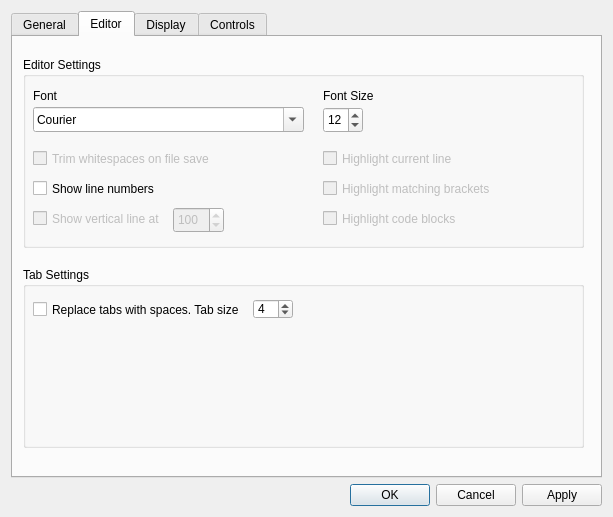
Old version of the form src/settingsdialog.ui in the repository GAMS-dev/studio.
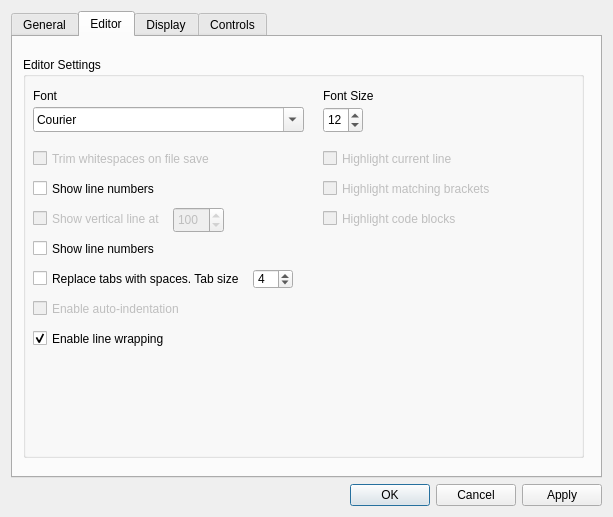
New version of the form. The open tabs and pages were chosen to show the change.

Commit message: renamed controls for settings dialog

What changed in the file:
```diff
--- a/src/settingsdialog.ui
+++ b/src/settingsdialog.ui
@@ -16,6 +16,9 @@
   <layout class="QVBoxLayout" name="verticalLayout">
    <item>
     <widget class="QTabWidget" name="tabWidget">
+     <property name="enabled">
+      <bool>true</bool>
+     </property>
      <property name="tabPosition">
       <enum>QTabWidget::North</enum>
      </property>
@@ -196,7 +199,7 @@
          <x>10</x>
          <y>20</y>
          <width>561</width>
-         <height>191</height>
+         <height>401</height>
         </rect>
        </property>
        <property name="title">
@@ -402,19 +405,25 @@
          <bool>true</bool>
         </property>
        </widget>
-      </widget>
-      <widget class="QGroupBox" name="groupBox_5">
-       <property name="geometry">
-        <rect>
-         <x>10</x>
-         <y>230</y>
-         <width>561</width>
-         <height>181</height>
-        </rect>
-       </property>
-       <property name="title">
-        <string>Tab Settings</string>
-       </property>
+       <widget class="QCheckBox" name="checkBox_13">
+        <property name="enabled">
+         <bool>true</bool>
+        </property>
+        <property name="geometry">
+         <rect>
+          <x>10</x>
+          <y>180</y>
+          <width>271</width>
+          <height>23</height>
+         </rect>
+        </property>
+        <property name="text">
+         <string>Show line numbers</string>
+        </property>
+        <property name="checkable">
+         <bool>true</bool>
+        </property>
+       </widget>
        <widget class="QCheckBox" name="checkBox_12">
         <property name="enabled">
          <bool>true</bool>
@@ -422,7 +431,7 @@
         <property name="geometry">
          <rect>
           <x>10</x>
-          <y>34</y>
+          <y>213</y>
           <width>231</width>
           <height>17</height>
          </rect>
@@ -438,7 +447,7 @@
         <property name="geometry">
          <rect>
           <x>230</x>
-          <y>32</y>
+          <y>212</y>
           <width>40</width>
           <height>20</height>
          </rect>
@@ -453,6 +462,50 @@
          <number>4</number>
         </property>
        </widget>
+       <widget class="QCheckBox" name="checkBox_14">
+        <property name="enabled">
+         <bool>false</bool>
+        </property>
+        <property name="geometry">
+         <rect>
+          <x>10</x>
+          <y>240</y>
+          <width>271</width>
+          <height>23</height>
+         </rect>
+        </property>
+        <property name="text">
+         <string>Enable auto-indentation</string>
+        </property>
+        <property name="checkable">
+         <bool>true</bool>
+        </property>
+        <property name="checked">
+         <bool>false</bool>
+        </property>
+       </widget>
+       <widget class="QCheckBox" name="checkBox_15">
+        <property name="enabled">
+         <bool>true</bool>
+        </property>
+        <property name="geometry">
+         <rect>
+          <x>10</x>
+          <y>270</y>
+          <width>271</width>
+          <height>23</height>
+         </rect>
+        </property>
+        <property name="text">
+         <string>Enable line wrapping</string>
+        </property>
+        <property name="checkable">
+         <bool>true</bool>
+        </property>
+        <property name="checked">
+         <bool>true</bool>
+        </property>
+       </widget>
       </widget>
      </widget>
      <widget class="QWidget" name="tabDisplay">
```
Left out of the diff: 8 changed lines with no effect on the pictures.
